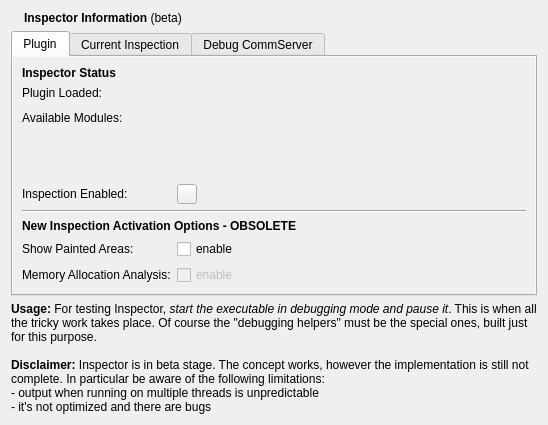
enricoros/k-qt-creator-inspector, file src/plugins/inspector/nokiaqtframework/info/infopanel.ui: the form before one commit.
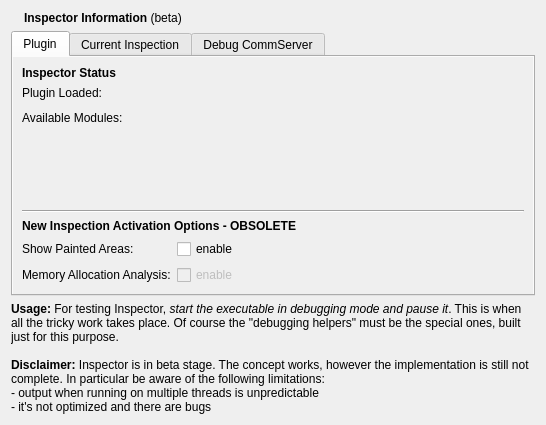
The form after the commit. The open tabs and pages were chosen to show the change. Icons and pictures are not drawn.

```diff
--- a/src/plugins/inspector/nokiaqtframework/info/infopanel.ui
+++ b/src/plugins/inspector/nokiaqtframework/info/infopanel.ui
@@ -7,7 +7,7 @@
    <rect>
     <x>0</x>
     <y>0</y>
-    <width>548</width>
+    <width>546</width>
     <height>425</height>
    </rect>
   </property>
@@ -26,7 +26,7 @@
         </sizepolicy>
        </property>
        <property name="pixmap">
-        <pixmap>:/inspector/images/submenu-up.png</pixmap>
+        <pixmap resource="../../inspector.qrc">:/inspector/images/submenu-up.png</pixmap>
        </property>
       </widget>
      </item>
@@ -48,20 +48,23 @@
       </sizepolicy>
      </property>
      <property name="currentIndex">
-      <number>1</number>
+      <number>0</number>
      </property>
      <widget class="QWidget" name="pluginWidget">
       <property name="autoFillBackground">
        <bool>true</bool>
       </property>
       <attribute name="icon">
-       <iconset>
+       <iconset resource="../../inspector.qrc">
         <normaloff>:/inspector/images/inspector-icon-32.png</normaloff>:/inspector/images/inspector-icon-32.png</iconset>
       </attribute>
       <attribute name="title">
        <string>Plugin</string>
       </attribute>
       <layout class="QFormLayout" name="formLayout_2">
+       <property name="fieldGrowthPolicy">
+        <enum>QFormLayout::ExpandingFieldsGrow</enum>
+       </property>
        <item row="0" column="0">
         <widget class="QLabel" name="label_16">
          <property name="font">
@@ -88,7 +91,7 @@
           <string/>
          </property>
          <property name="pixmap">
-          <pixmap>:/inspector/images/status-ok.png</pixmap>
+          <pixmap resource="../../inspector.qrc">:/inspector/images/status-ok.png</pixmap>
          </property>
         </widget>
        </item>
@@ -118,43 +121,14 @@
          </property>
         </widget>
        </item>
-       <item row="3" column="0">
-        <widget class="QLabel" name="label">
-         <property name="text">
-          <string>Inspection Enabled:</string>
-         </property>
-        </widget>
-       </item>
-       <item row="3" column="1">
-        <widget class="QToolButton" name="enaButton">
-         <property name="maximumSize">
-          <size>
-           <width>20</width>
-           <height>20</height>
-          </size>
-         </property>
-         <property name="iconSize">
-          <size>
-           <width>16</width>
-           <height>16</height>
-          </size>
-         </property>
-         <property name="shortcut">
-          <string>Ctrl+S, Ctrl+R</string>
-         </property>
-         <property name="checkable">
-          <bool>true</bool>
-         </property>
-        </widget>
-       </item>
-       <item row="4" column="0" colspan="2">
+       <item row="3" column="0" colspan="2">
         <widget class="Line" name="line">
          <property name="orientation">
           <enum>Qt::Horizontal</enum>
          </property>
         </widget>
        </item>
-       <item row="5" column="0" colspan="2">
+       <item row="4" column="0" colspan="2">
         <widget class="QLabel" name="label_13">
          <property name="font">
           <font>
@@ -167,28 +141,28 @@
          </property>
         </widget>
        </item>
-       <item row="6" column="0">
+       <item row="5" column="0">
         <widget class="QLabel" name="label_14">
          <property name="text">
           <string>Show Painted Areas:</string>
          </property>
         </widget>
        </item>
-       <item row="6" column="1">
+       <item row="5" column="1">
         <widget class="QCheckBox" name="paintBox">
          <property name="text">
           <string>enable</string>
          </property>
         </widget>
        </item>
-       <item row="7" column="0">
+       <item row="6" column="0">
         <widget class="QLabel" name="label_15">
          <property name="text">
           <string>Memory Allocation Analysis:</string>
          </property>
         </widget>
        </item>
-       <item row="7" column="1">
+       <item row="6" column="1">
         <widget class="QCheckBox" name="mallocBox">
          <property name="enabled">
           <bool>false</bool>
@@ -205,7 +179,7 @@
        <bool>true</bool>
       </property>
       <attribute name="icon">
-       <iconset>
+       <iconset resource="../../../debugger/debugger.qrc">
         <normaloff>:/debugger/images/debugger_start.png</normaloff>:/debugger/images/debugger_start.png</iconset>
       </attribute>
       <attribute name="title">
```
Left out of the diff: 3 changed lines with no effect on the pictures.
